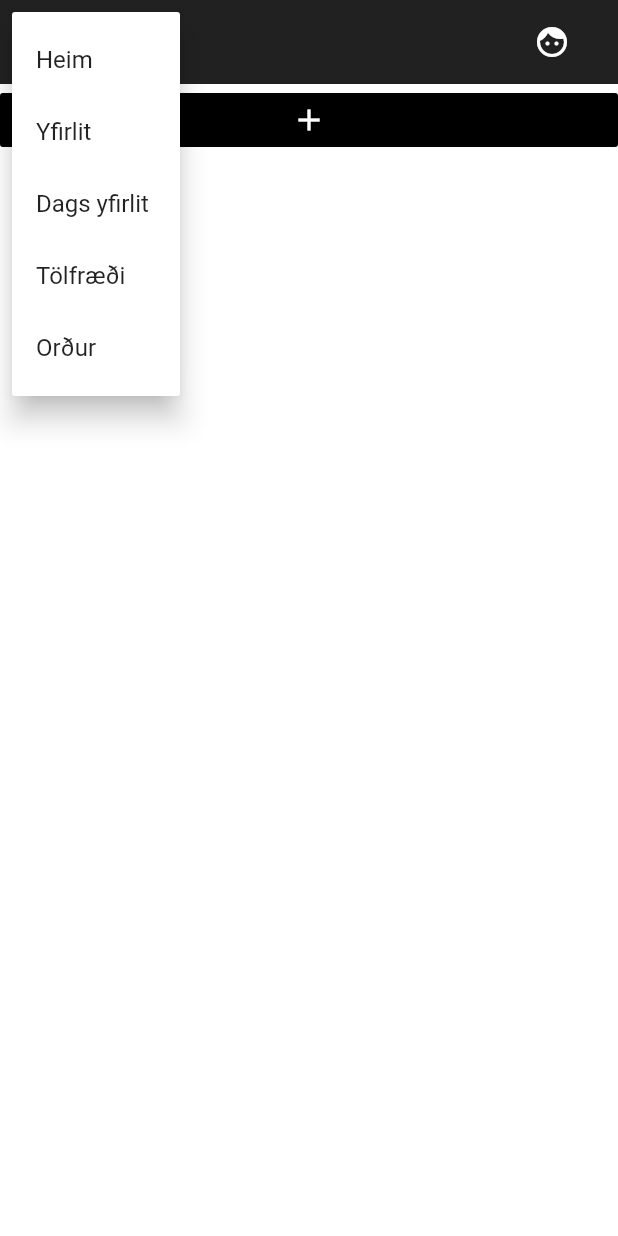
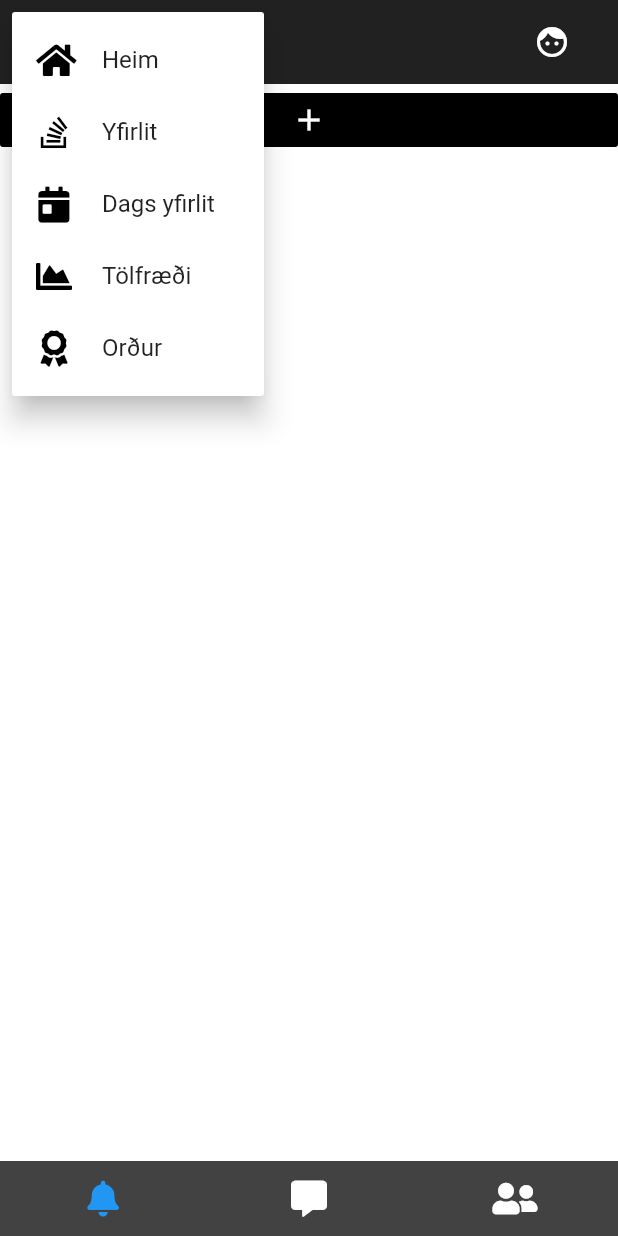
Before and after one commit to Stefant17/Koli, a Flutter app: the Overview screen opened by its route, after a tap on the "menu" icon, on a phone screen of 412 x 824 dp. Run offline on Flutter 3.47's test engine with Material 2 defaults, Android fonts, the phone set to English and light mode, and no system bars; our stand-ins replace charts_flutter, cloud_firestore, firebase_auth, font_awesome_flutter; missing offline and left inert: achievement_view; accounts and stored records are empty; network calls fail.

Commit message:
got started with bottom navbar

```diff
--- a/assets/testing/card_transactions/4987760140492057.json
+++ b/assets/testing/card_transactions/4987760140492057.json
@@ -19,5 +19,8 @@
 	{"FAERSLUDAGS": "05.03.2020 00:00:00", "INNLEND_ERLEND": "innlent", "SOLUADILI": "Krónan", "MCC": "5411", "FAERSLUUPPHAED": "6900"},
 	{"FAERSLUDAGS": "05.03.2020 00:00:00", "INNLEND_ERLEND": "innlent", "SOLUADILI": "Krónan", "MCC": "5411", "FAERSLUUPPHAED": "6900"},
 	{"FAERSLUDAGS": "05.03.2020 00:00:00", "INNLEND_ERLEND": "innlent", "SOLUADILI": "Krónan", "MCC": "5411", "FAERSLUUPPHAED": "6900"},
-	{"FAERSLUDAGS": "05.03.2020 00:00:00", "INNLEND_ERLEND": "innlent", "SOLUADILI": "Krónan", "MCC": "5411", "FAERSLUUPPHAED": "6900"}
+	{"FAERSLUDAGS": "05.03.2020 00:00:00", "INNLEND_ERLEND": "innlent", "SOLUADILI": "Krónan", "MCC": "5411", "FAERSLUUPPHAED": "6900"},
+	{"FAERSLUDAGS": "05.03.2020 00:00:00", "INNLEND_ERLEND": "innlent", "SOLUADILI": "Krónan", "MCC": "5411", "FAERSLUUPPHAED": "7900"},
+	{"FAERSLUDAGS": "05.03.2020 00:00:00", "INNLEND_ERLEND": "innlent", "SOLUADILI": "Krónan", "MCC": "5411", "FAERSLUUPPHAED": "7900"}
+
 ]
--- a/lib/constants/constants.dart
+++ b/lib/constants/constants.dart
@@ -1,9 +1,11 @@
+import 'package:font_awesome_flutter/font_awesome_flutter.dart';
+
 class Constants {
-  List<String> menuList = [
-    'Heim',
-    'Yfirlit',
-    'Dags yfirlit',
-    'Tölfræði',
-    'Orður',
+  List<List> menuList = [
+    [FontAwesomeIcons.home, 'Heim'],
+    [FontAwesomeIcons.stackOverflow, 'Yfirlit'],
+    [FontAwesomeIcons.calendarDay, 'Dags yfirlit'],
+    [FontAwesomeIcons.chartArea, 'Tölfræði'],
+    [FontAwesomeIcons.award, 'Orður'],
   ];
 }
--- a/lib/screens/badges/badges.dart
+++ b/lib/screens/badges/badges.dart
@@ -3,6 +3,7 @@ import 'package:koli/models/badge.dart';
 import 'package:koli/models/user.dart';
 import 'package:koli/services/dataService.dart';
 import 'package:koli/shared/appbar.dart';
+import 'package:koli/shared/bottom_navbar.dart';
 import 'package:koli/views/badge_view.dart';
 import 'package:provider/provider.dart';
 
@@ -26,6 +27,8 @@ class Badges extends StatelessWidget {
                 );
               }).toList()
             ),
+
+            bottomNavigationBar: BottomBar(),
           );
         } else {
           return Text('NOTHING!');
--- a/lib/screens/overview/overview.dart
+++ b/lib/screens/overview/overview.dart
@@ -5,6 +5,7 @@ import 'package:koli/models/transaction.dart';
 import 'package:koli/models/user.dart';
 import 'package:koli/services/dataService.dart';
 import 'package:koli/shared/appbar.dart';
+import 'package:koli/shared/bottom_navbar.dart';
 import 'package:koli/views/transaction_view.dart';
 import 'package:provider/provider.dart';
 
@@ -80,6 +81,8 @@ class _OverviewState extends State<Overview> {
                 ),
               ],
             ),
+
+            bottomNavigationBar: BottomBar(),
           );
         } else {
           return Scaffold();
--- a/lib/screens/statistics/statistics.dart
+++ b/lib/screens/statistics/statistics.dart
@@ -4,6 +4,7 @@ import 'package:koli/models/user.dart';
 import 'package:koli/screens/statistics/bar_chart.dart';
 import 'package:koli/screens/statistics/line_chart.dart';
 import 'package:koli/screens/statistics/pie_chart.dart';
+import 'package:koli/shared/bottom_navbar.dart';
 import 'package:koli/shared/statistics_appbar.dart';
 import 'package:provider/provider.dart';
 
@@ -28,6 +29,8 @@ class _StatisticsState extends State<Statistics> {
             PieChart(uid: user.uid),
           ],
         ),
+
+        bottomNavigationBar: BottomBar(),
       ),
     );
   }
--- a/lib/services/dataService.dart
+++ b/lib/services/dataService.dart
@@ -77,7 +77,6 @@ class DatabaseService {
       }
     });
 
-    //TODO: if no id was found, create new store
     return ID;
   }
 
@@ -155,7 +154,8 @@ class DatabaseService {
 
 
   Future checkForNewCardTransactions() async {
-    List<UserCard> cardList = await getUserCards(userCollection.document(uid).collection('Cards'));
+    List<UserCard> cardList = await getUserCards(userCollection.document(uid)
+        .collection('Cards'));
 
     for(var i = 0; i < cardList.length; i++) {
       String cardLines = await rootBundle.loadString(
@@ -263,7 +263,7 @@ class DatabaseService {
         + formattedDate[2].toString();
   }
 
-  // Converts our date format to a format which can be handled by DateTime
+  // Converts the app date format to a format which can be handled by DateTime
   String convertToDateTimeFormat(String date) {
     List<String> splitDate;
 
--- a/lib/shared/appbar.dart
+++ b/lib/shared/appbar.dart
@@ -25,16 +25,27 @@ Widget appBar (var context){
         margin: EdgeInsets.fromLTRB(0.0, 0.0, 270.0, 0.0),
         alignment: Alignment.topLeft,
         child: PopupMenuButton(
-          onSelected: (String choice) {
-            reroute(choice);
+          onSelected: (List choice) {
+            reroute(choice[1]);
           },
 
           icon: Icon(Icons.menu),
           itemBuilder: (BuildContext context) {
-            return constants.menuList.map((String item) {
-              return PopupMenuItem<String>(
+            return constants.menuList.map((List item) {
+              return PopupMenuItem<List>(
                 value: item,
-                child: Text('$item'),
+                child: Row(
+                  children: <Widget> [
+                    Icon(
+                      item[0],
+                      color: Colors.black
+                    ),
+
+                    SizedBox(width: 20),
+
+                    Text('${item[1]}'),
+                  ]
+                ),
               );
             }).toList();
           },
--- /dev/null
+++ b/lib/shared/bottom_navbar.dart
@@ -0,0 +1,66 @@
+import 'package:flutter/material.dart';
+import 'package:font_awesome_flutter/font_awesome_flutter.dart';
+
+class BottomBar extends StatefulWidget {
+  @override
+  _BottomBarState createState() => _BottomBarState();
+}
+
+class _BottomBarState extends State<BottomBar> {
+  int selectedIndex = -1;
+  Color highLightColor = Colors.blue;
+  Color defaultColor = Colors.white;
+
+  @override
+  Widget build(BuildContext context) {
+    return Container(
+      height: 50,
+      color: Colors.grey[800],
+      child: Row(
+        children: <Widget> [
+          Expanded(
+            child: InkWell(
+              child: Icon(
+                FontAwesomeIcons.solidBell,
+                color: selectedIndex == 0 ? highLightColor : Colors.white,
+              ),
+              onTap: () {
+                setState(() {
+                  selectedIndex = 0;
+                });
+              },
+            ),
+          ),
+
+          Expanded(
+            child: InkWell(
+              child: Icon(
+                FontAwesomeIcons.solidCommentAlt,
+                color: selectedIndex == 1 ? highLightColor : Colors.white,
+              ),
+              onTap: () {
+                setState(() {
+                  selectedIndex = 1;
+                });
+              },
+            ),
+          ),
+
+          Expanded(
+            child: InkWell(
+              child: Icon(
+                FontAwesomeIcons.userFriends,
+                color: selectedIndex == 2 ? highLightColor : Colors.white,
+              ),
+              onTap: () {
+                setState(() {
+                  selectedIndex = 2;
+                });
+              },
+            ),
+          ),
+        ]
+      ),
+    );
+  }
+}
--- a/pubspec.yaml
+++ b/pubspec.yaml
@@ -28,6 +28,8 @@ dependencies:
   provider: ^3.1.0
   charts_flutter: ^0.6.0
   font_awesome_flutter: ^8.7.0
+  sliding_up_panel: ^0.3.4
+
 
   firebase_storage: ^3.0.8
   firebase_core: ^0.4.0+9
```
Also changed, not shown: lib/screens/home/home.dart (+9 -14 lines), lib/shared/statistics_appbar.dart (+16 -5 lines), pubspec.lock.
